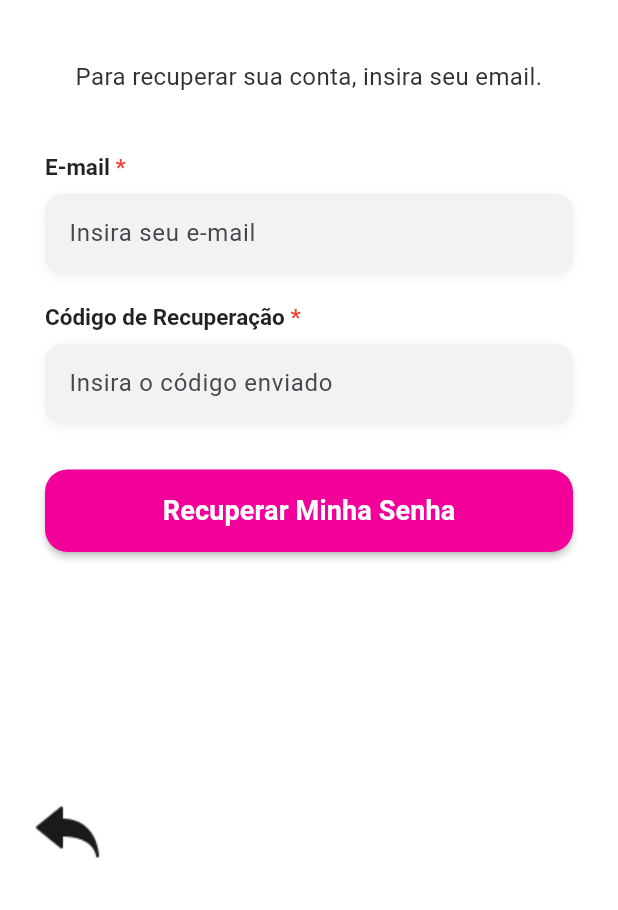
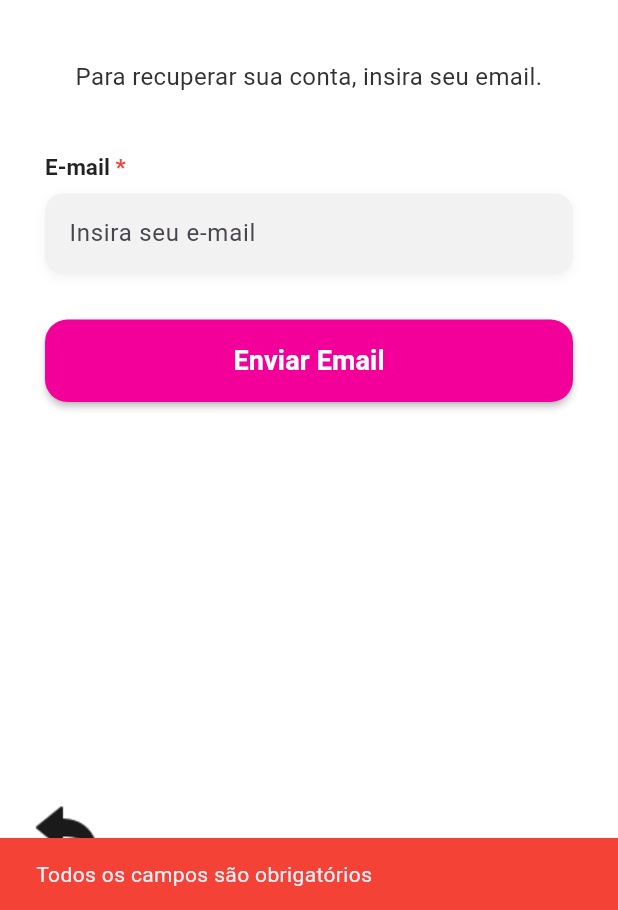
Before and after one commit to beatrizsasaki1114/ES-PI3-2026-T3-G17, a Flutter app: the ForgottenPasswordPage screen opened directly, after a tap on "Enviar Email", on a phone screen of 412 x 824 dp, the part 326-1236 px from its top. Run offline on Flutter 3.47's test engine with Material 3 defaults, Android fonts, the phone set to English and light mode, and no system bars; our stand-ins replace cloud_functions, firebase_auth, firebase_core, google_fonts; accounts and stored records are empty.

Commit message:
Montagem da function de redefinição de senha e implementação do login

```diff
--- a/lib/screens/forgotten_password_page.dart
+++ b/lib/screens/forgotten_password_page.dart
@@ -1,6 +1,7 @@
+import 'package:firebase_auth/firebase_auth.dart';
 import 'package:flutter/material.dart';
-import 'package:projeto_integrador_3_grupo_17/screens/password_reset_page.dart';
-
+import 'package:projeto_integrador_3_grupo_17/screens/login_page.dart';
+import 'package:projeto_integrador_3_grupo_17/services/authentication/auth_services.dart';
 
 class ForgottenPasswordPage extends StatefulWidget {
   const ForgottenPasswordPage({super.key});
@@ -10,9 +11,7 @@ class ForgottenPasswordPage extends StatefulWidget {
 }
 
 class _ForgottenPasswordPageState extends State<ForgottenPasswordPage> {
-
-  bool _isCodeSent = false;
-
+  TextEditingController emailController = TextEditingController();
   @override
   Widget build(BuildContext context) {
     final screenWidth = MediaQuery.of(context).size.width;
@@ -24,7 +23,6 @@ class _ForgottenPasswordPageState extends State<ForgottenPasswordPage> {
         top: false,
         child: Stack(
           children: [
-
             Positioned(
               top: 0,
               left: 0,
@@ -54,21 +52,18 @@ class _ForgottenPasswordPageState extends State<ForgottenPasswordPage> {
                       const Text(
                         'Para recuperar sua conta, insira seu email.',
                         textAlign: TextAlign.center,
-                        style: TextStyle(color: Color(0xFF313131), fontSize: 16),
+                        style: TextStyle(
+                          color: Color(0xFF313131),
+                          fontSize: 16,
+                        ),
                       ),
                       const SizedBox(height: 40),
 
-
                       _buildFieldLabel("E-mail"),
                       const SizedBox(height: 8),
-                      _buildCustomInput(hint: "Insira seu e-mail"),
-
-                      if (_isCodeSent) ...[
-                        const SizedBox(height: 20),
-                        _buildFieldLabel("Código de Recuperação"),
-                        const SizedBox(height: 8),
-                        _buildCustomInput(hint: "Insira o código enviado"),
-                      ],
+                      _buildCustomInput(
+                        hint: "Insira seu e-mail",
+                        controller: emailController),
 
                       const SizedBox(height: 30),
 
@@ -79,30 +74,49 @@ class _ForgottenPasswordPageState extends State<ForgottenPasswordPage> {
                           style: ElevatedButton.styleFrom(
                             backgroundColor: const Color(0xFFF3009A),
                             shape: RoundedRectangleBorder(
-                                borderRadius: BorderRadius.circular(15)),
+                              borderRadius: BorderRadius.circular(15),
+                            ),
                             elevation: 2,
                           ),
-                          onPressed: () {
-
-                            if (!_isCodeSent) {
-                              setState(() {
-                                _isCodeSent = true;
-                              });
-                            } else {
-                              Navigator.push(
-                                    context,
-                                    MaterialPageRoute(
-                                      builder: (context) => const PasswordResetPage(),
+                          onPressed: () async {
+                            if (emailController.text == "") {
+                              ScaffoldMessenger.of(context).showSnackBar(
+                                SnackBar(
+                                  content: Text(
+                                    "Todos os campos são obrigatórios",
+                                  ),
+                                  backgroundColor: Colors.red,
                                 ),
                               );
+                            } else {
+                              try {
+                                await AuthService().resetPassword(
+                                  email: emailController.text,
+                                );
+                                ScaffoldMessenger.of(context).showSnackBar(
+                                  SnackBar(
+                                    content: Text("Email enviado!"),
+                                    backgroundColor: Colors.green,
+                                  ),
+                                );
+
+
+                              } catch (e, stackTrace) {
+
+                                debugPrint("Erro: $e");
+                                debugPrint("Stacktrace: $stackTrace");
                               }
+                            }
+
                             },
-                          child: Text(
-                            _isCodeSent ? 'Recuperar Minha Senha' : 'Enviar Email',
+
+                          child: const Text(
+                              'Enviar Email',
                             style: const TextStyle(
                               color: Colors.white,
                               fontSize: 18,
-                                fontWeight: FontWeight.bold),
+                              fontWeight: FontWeight.bold,
+                            ),
                           ),
                         ),
                       ),
@@ -135,16 +149,22 @@ class _ForgottenPasswordPageState extends State<ForgottenPasswordPage> {
   }
 }
 
-
 Widget _buildFieldLabel(String label) {
   return Align(
     alignment: Alignment.centerLeft,
     child: RichText(
       text: TextSpan(
         text: label,
-          style: const TextStyle(color: Colors.black87, fontSize: 15, fontWeight: FontWeight.bold),
+        style: const TextStyle(
+          color: Colors.black87,
+          fontSize: 15,
+          fontWeight: FontWeight.bold,
+        ),
         children: const [
-            TextSpan(text: ' *', style: TextStyle(color: Colors.red)),
+          TextSpan(
+            text: ' *',
+            style: TextStyle(color: Colors.red),
+          ),
         ],
       ),
     ),
@@ -152,7 +172,9 @@ class _ForgottenPasswordPageState extends State<ForgottenPasswordPage> {
 }
 
 Widget _buildCustomInput({
+
   required String hint,
+  TextEditingController? controller,
   bool isPassword = false,
   bool obscure = false,
   VoidCallback? onToggle,
@@ -163,18 +185,22 @@ class _ForgottenPasswordPageState extends State<ForgottenPasswordPage> {
       borderRadius: BorderRadius.circular(12),
       boxShadow: [
         BoxShadow(
-            color: Colors.black.withValues(alpha:0.05),
+          color: Colors.black.withValues(alpha: 0.05),
           blurRadius: 5,
           offset: const Offset(0, 2),
         ),
       ],
     ),
     child: TextField(
+       controller: controller,
       obscureText: isPassword ? obscure : false,
       decoration: InputDecoration(
         hintText: hint,
         border: InputBorder.none,
-          contentPadding: const EdgeInsets.symmetric(horizontal: 16, vertical: 15),
+        contentPadding: const EdgeInsets.symmetric(
+          horizontal: 16,
+          vertical: 15,
+        ),
         suffixIcon: isPassword
             ? IconButton(
                 icon: Icon(
```
Also changed, not shown: lib/screens/create_account_page.dart (+13 -9 lines), lib/screens/login_page.dart (+51 -5 lines), lib/services/authentication/auth_services.dart (+8 -10 lines), 3 other files. Lines whose indentation alone changed are shown as unchanged.
